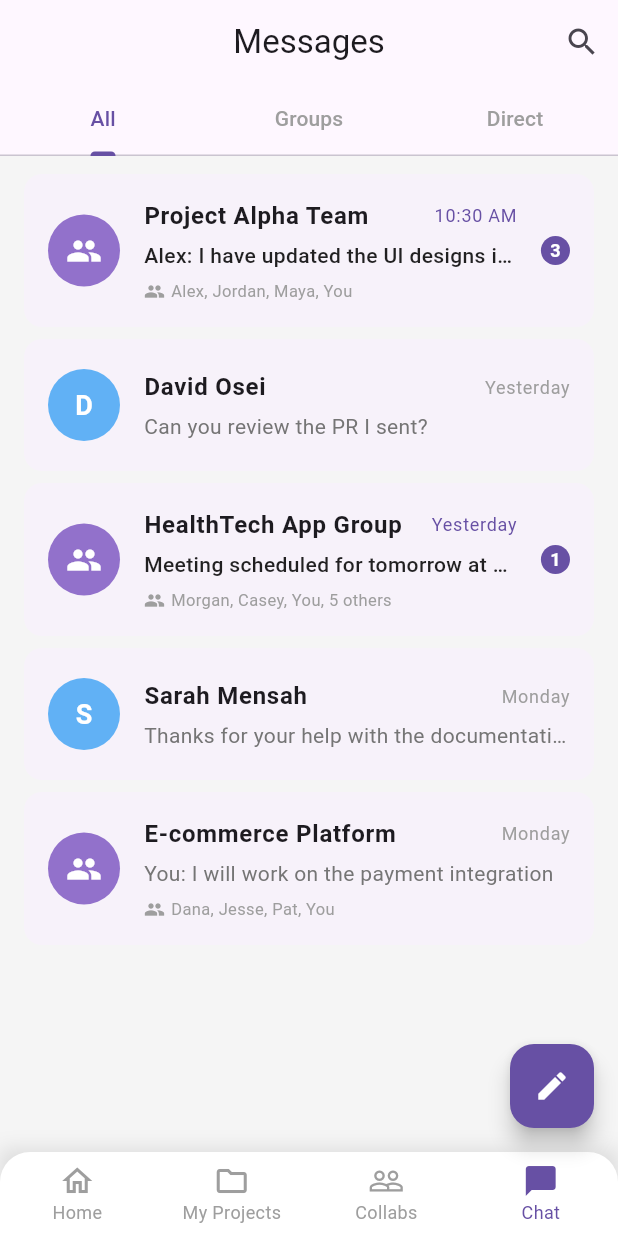
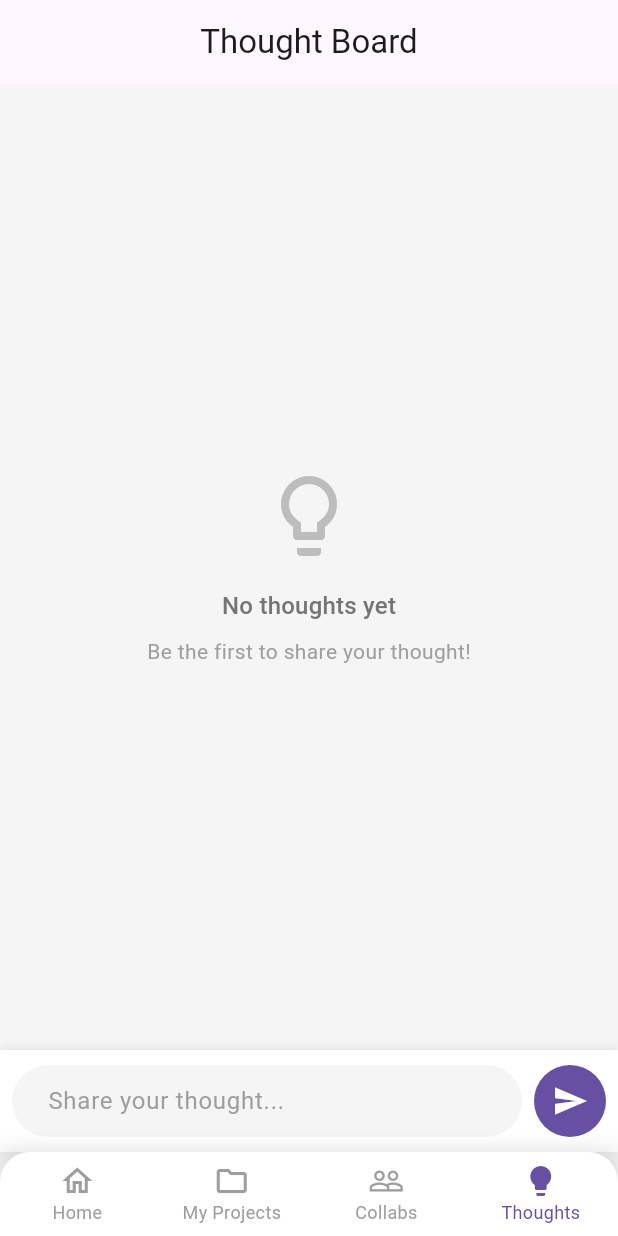
Before and after one commit to DaveSaah/collabhub, a Flutter app: the screen it shows once a user with an empty profile is signed in, item 4 of the bottom bar chosen, on a phone screen of 412 x 824 dp. Run offline on Flutter 3.47's test engine with Material 3 defaults, Android fonts, the light colour scheme and no system bars; our stand-ins replace cloud_firestore, firebase_auth, firebase_core, flutter_local_notifications, sensors_plus; accounts and stored records are empty.

Commit message:
thought_board add

```diff
--- /dev/null
+++ b/lib/features/chat/thought_board.dart
@@ -0,0 +1,442 @@
+import 'package:collabhub/widgets/bottom_nav.dart' show BottomNav;
+import 'package:flutter/material.dart';
+import 'package:sensors_plus/sensors_plus.dart';
+import 'package:cloud_firestore/cloud_firestore.dart';
+import 'package:firebase_auth/firebase_auth.dart';
+import 'dart:async';
+
+class ThoughtBoardScreen extends StatefulWidget {
+  const ThoughtBoardScreen({super.key});
+
+  @override
+  State<ThoughtBoardScreen> createState() => _ThoughtBoardScreenState();
+}
+
+class _ThoughtBoardScreenState extends State<ThoughtBoardScreen> {
+  final TextEditingController _thoughtController = TextEditingController();
+  final ScrollController _scrollController = ScrollController();
+  StreamSubscription<AccelerometerEvent>? _accelerometerSubscription;
+  DateTime? _lastShakeTime;
+  bool _isComposing = false;
+
+  // Firebase instances
+  final FirebaseFirestore _firestore = FirebaseFirestore.instance;
+  final FirebaseAuth _auth = FirebaseAuth.instance;
+  late Stream<QuerySnapshot> _thoughtsStream;
+
+  // Shake detection variables
+  static const double _shakeThreshold = 15.0;
+
+  // Track the selected navigation item
+  final int _selectedIndex = 3; // Set to 3 to match the original chat position
+
+  @override
+  void initState() {
+    super.initState();
+    _initAccelerometer();
+
+    // Initialize thoughts stream from Firestore
+    _thoughtsStream = _firestore
+        .collection('thoughts')
+        .orderBy('timestamp', descending: true)
+        .snapshots();
+  }
+
+  void _initAccelerometer() {
+    // Set up accelerometer for shake detection
+    _accelerometerSubscription = accelerometerEvents.listen((AccelerometerEvent event) {
+      double acceleration = _calculateAcceleration(event);
+      DateTime now = DateTime.now();
+
+      // Check if this is a shake and not just normal movement
+      if (acceleration > _shakeThreshold) {
+        // Prevent multiple triggers for the same shake
+        if (_lastShakeTime == null || now.difference(_lastShakeTime!).inMilliseconds > 1000) {
+          _lastShakeTime = now;
+          _handleShake();
+        }
+      }
+    });
+  }
+
+  double _calculateAcceleration(AccelerometerEvent event) {
+    // Calculate the overall acceleration magnitude
+    return (event.x * event.x + event.y * event.y + event.z * event.z);
+  }
+
+  void _handleShake() {
+    // Only clear if the user is currently typing something
+    if (_isComposing && _thoughtController.text.isNotEmpty) {
+      setState(() {
+        _thoughtController.clear();
+        _isComposing = false;
+
+        // Show a feedback snackbar
+        ScaffoldMessenger.of(context).showSnackBar(
+          const SnackBar(
+            content: Text('Thought cleared by shake!'),
+            duration: Duration(seconds: 1),
+          ),
+        );
+      });
+    }
+  }
+
+  Future<void> _addThought(String text) async {
+    if (text.trim().isEmpty) return;
+
+    try {
+      final User? user = _auth.currentUser;
+      if (user == null) {
+        ScaffoldMessenger.of(context).showSnackBar(
+          const SnackBar(
+            content: Text('You need to be logged in to share thoughts'),
+            duration: Duration(seconds: 2),
+          ),
+        );
+        return;
+      }
+
+      await _firestore.collection('thoughts').add({
+        'text': text,
+        'authorId': user.uid,
+        'authorName': user.displayName ?? 'Anonymous',
+        'timestamp': FieldValue.serverTimestamp(),
+        'likes': 0,
+      });
+
+      _thoughtController.clear();
+      setState(() {
+        _isComposing = false;
+      });
+
+      ScaffoldMessenger.of(context).showSnackBar(
+        const SnackBar(
+          content: Text('Your thought has been shared!'),
+          duration: Duration(seconds: 2),
+        ),
+      );
+    } catch (e) {
+      ScaffoldMessenger.of(context).showSnackBar(
+        SnackBar(
+          content: Text('Error: ${e.toString()}'),
+          duration: const Duration(seconds: 3),
+        ),
+      );
+    }
+  }
+
+  Future<void> _toggleLike(String thoughtId, int currentLikes) async {
+    try {
+      await _firestore.collection('thoughts').doc(thoughtId).update({
+        'likes': currentLikes + 1,
+      });
+    } catch (e) {
+      ScaffoldMessenger.of(context).showSnackBar(
+        SnackBar(
+          content: Text('Error: ${e.toString()}'),
+          duration: const Duration(seconds: 2),
+        ),
+      );
+    }
+  }
+
+  @override
+  void dispose() {
+    _thoughtController.dispose();
+    _scrollController.dispose();
+    _accelerometerSubscription?.cancel();
+    super.dispose();
+  }
+
+  @override
+  Widget build(BuildContext context) {
+    return Scaffold(
+      backgroundColor: Colors.grey[100],
+      appBar: AppBar(
+        title: const Text('Thought Board'),
+        elevation: 0,
+        centerTitle: true,
+        automaticallyImplyLeading: false,
+      ),
+      body: Column(
+        children: [
+          Expanded(
+            child: StreamBuilder<QuerySnapshot>(
+              stream: _thoughtsStream,
+              builder: (context, snapshot) {
+                if (snapshot.hasError) {
+                  return Center(
+                    child: Text('Error: ${snapshot.error}'),
+                  );
+                }
+
+                if (snapshot.connectionState == ConnectionState.waiting) {
+                  return const Center(
+                    child: CircularProgressIndicator(),
+                  );
+                }
+
+                if (!snapshot.hasData || snapshot.data!.docs.isEmpty) {
+                  return Center(
+                    child: Column(
+                      mainAxisAlignment: MainAxisAlignment.center,
+                      children: [
+                        Icon(
+                          Icons.lightbulb_outline,
+                          size: 64,
+                          color: Colors.grey[400],
+                        ),
+                        const SizedBox(height: 16),
+                        Text(
+                          'No thoughts yet',
+                          style: Theme.of(context).textTheme.titleMedium?.copyWith(
+                            color: Colors.grey[600],
+                          ),
+                        ),
+                        const SizedBox(height: 8),
+                        Text(
+                          'Be the first to share your thought!',
+                          style: Theme.of(context).textTheme.bodyMedium?.copyWith(
+                            color: Colors.grey[500],
+                          ),
+                        ),
+                      ],
+                    ),
+                  );
+                }
+
+                return ListView.builder(
+                  padding: const EdgeInsets.all(16),
+                  controller: _scrollController,
+                  itemCount: snapshot.data!.docs.length,
+                  itemBuilder: (context, index) {
+                    final doc = snapshot.data!.docs[index];
+                    final data = doc.data() as Map<String, dynamic>;
+
+                    // Format timestamp
+                    String timeDisplay = 'Just now';
+                    if (data['timestamp'] != null) {
+                      final Timestamp timestamp = data['timestamp'] as Timestamp;
+                      final DateTime dateTime = timestamp.toDate();
+                      final DateTime now = DateTime.now();
+                      final Duration difference = now.difference(dateTime);
+
+                      if (difference.inDays > 0) {
+                        timeDisplay = '${difference.inDays} ${difference.inDays == 1 ? 'day' : 'days'} ago';
+                      } else if (difference.inHours > 0) {
+                        timeDisplay = '${difference.inHours} ${difference.inHours == 1 ? 'hour' : 'hours'} ago';
+                      } else if (difference.inMinutes > 0) {
+                        timeDisplay = '${difference.inMinutes} ${difference.inMinutes == 1 ? 'minute' : 'minutes'} ago';
+                      }
+                    }
+
+                    // Check if post is by current user
+                    final bool isMe = _auth.currentUser?.uid == data['authorId'];
+
+                    return Padding(
+                      padding: const EdgeInsets.only(bottom: 16),
+                      child: Card(
+                        elevation: 0,
+                        margin: EdgeInsets.zero,
+                        shape: RoundedRectangleBorder(
+                          borderRadius: BorderRadius.circular(16),
+                          side: BorderSide(
+                            color: isMe
+                                ? Theme.of(context).colorScheme.primary.withOpacity(0.3)
+                                : Colors.grey.withOpacity(0.2),
+                            width: 1,
+                          ),
+                        ),
+                        child: Padding(
+                          padding: const EdgeInsets.all(16),
+                          child: Column(
+                            crossAxisAlignment: CrossAxisAlignment.start,
+                            children: [
+                              Row(
+                                children: [
+                                  CircleAvatar(
+                                    radius: 16,
+                                    backgroundColor: isMe
+                                        ? Theme.of(context).colorScheme.primary
+                                        : Colors.blue[300],
+                                    child: Text(
+                                      data['authorName'].toString().substring(0, 1),
+                                      style: const TextStyle(
+                                        color: Colors.white,
+                                        fontWeight: FontWeight.bold,
+                                        fontSize: 12,
+                                      ),
+                                    ),
+                                  ),
+                                  const SizedBox(width: 8),
+                                  Text(
+                                    data['authorName'],
+                                    style: const TextStyle(
+                                      fontWeight: FontWeight.bold,
+                                    ),
+                                  ),
+                                  const Spacer(),
+                                  Text(
+                                    timeDisplay,
+                                    style: TextStyle(
+                                      color: Colors.grey[600],
+                                      fontSize: 12,
+                                    ),
+                                  ),
+                                ],
+                              ),
+                              const SizedBox(height: 12),
+                              Text(
+                                data['text'],
+                                style: const TextStyle(
+                                  fontSize: 15,
+                                ),
+                              ),
+                              const SizedBox(height: 16),
+                              Row(
+                                children: [
+                                  Row(
+                                    children: [
+                                      Icon(
+                                        Icons.favorite,
+                                        size: 16,
+                                        color: Colors.red[400],
+                                      ),
+                                      const SizedBox(width: 4),
+                                      Text(
+                                        '${data['likes']}',
+                                        style: TextStyle(
+                                          color: Colors.grey[700],
+                                          fontSize: 14,
+                                        ),
+                                      ),
+                                    ],
+                                  ),
+                                  const Spacer(),
+                                  GestureDetector(
+                                    onTap: () => _toggleLike(doc.id, data['likes']),
+                                    child: Container(
+                                      padding: const EdgeInsets.symmetric(
+                                        horizontal: 12,
+                                        vertical: 6,
+                                      ),
+                                      decoration: BoxDecoration(
+                                        color: Colors.grey[200],
+                                        borderRadius: BorderRadius.circular(16),
+                                      ),
+                                      child: Row(
+                                        children: [
+                                          Icon(
+                                            Icons.favorite_border,
+                                            size: 16,
+                                            color: Colors.red[400],
+                                          ),
+                                          const SizedBox(width: 4),
+                                          Text(
+                                            'Like',
+                                            style: TextStyle(
+                                              color: Colors.grey[700],
+                                              fontWeight: FontWeight.w500,
+                                            ),
+                                          ),
+                                        ],
+                                      ),
+                                    ),
+                                  ),
+                                ],
+                              ),
+                            ],
+                          ),
+                        ),
+                      ),
+                    );
+                  },
+                );
+              },
+            ),
+          ),
+          Container(
+            padding: const EdgeInsets.symmetric(
+              horizontal: 8,
+              vertical: 10,
+            ),
+            decoration: BoxDecoration(
+              color: Colors.white,
+              boxShadow: [
+                BoxShadow(
+                  color: Colors.black.withOpacity(0.1),
+                  blurRadius: 5,
+                  offset: const Offset(0, -1),
+                ),
+              ],
+            ),
+            child: Row(
+              children: [
+                Expanded(
+                  child: TextField(
+                    controller: _thoughtController,
+                    decoration: InputDecoration(
+                      hintText: 'Share your thought...',
+                      hintStyle: TextStyle(color: Colors.grey[500]),
+                      border: OutlineInputBorder(
+                        borderRadius: BorderRadius.circular(24),
+                        borderSide: BorderSide.none,
+                      ),
+                      filled: true,
+                      fillColor: Colors.grey[100],
+                      contentPadding: const EdgeInsets.symmetric(
+                        horizontal: 20,
+                        vertical: 10,
+                      ),
+                      suffixIcon: _isComposing
+                          ? Column(
+                              mainAxisAlignment: MainAxisAlignment.center,
+                              children: [
+                                Text(
+                                  'Shake to clear',
+                                  style: TextStyle(
+                                    color: Colors.grey[600],
+                                    fontSize: 10,
+                                  ),
+                                ),
+                              ],
+                            )
+                          : null,
+                    ),
+                    textCapitalization: TextCapitalization.sentences,
+                    minLines: 1,
+                    maxLines: 5,
+                    onChanged: (text) {
+                      setState(() {
+                        _isComposing = text.isNotEmpty;
+                      });
+                    },
+                  ),
+                ),
+                const SizedBox(width: 8),
+                Container(
+                  decoration: BoxDecoration(
+                    color: Theme.of(context).colorScheme.primary,
+                    shape: BoxShape.circle,
+                  ),
+                  child: IconButton(
+                    icon: const Icon(Icons.send),
+                    color: Colors.white,
+                    onPressed: () {
+                      _addThought(_thoughtController.text);
+                    },
+                  ),
+                ),
+              ],
+            ),
+          ),
+        ],
+      ),
+      bottomNavigationBar: BottomNav(
+        currentIndex: _selectedIndex,
+        parentContext: context,
+      ),
+    );
+  }
+}
--- a/lib/widgets/bottom_nav.dart
+++ b/lib/widgets/bottom_nav.dart
@@ -2,7 +2,7 @@ import 'package:flutter/material.dart';
 import 'package:collabhub/features/projects/project_listings_screen.dart';
 import 'package:collabhub/features/projects/my_project_screen.dart';
 import 'package:collabhub/features/collaborations/collab_screen.dart';
-import 'package:collabhub/features/chat/chat_screen.dart';
+import 'package:collabhub/features/chat/thought_board.dart';
 
 class BottomNav extends StatelessWidget {
   final int currentIndex;
@@ -49,7 +49,7 @@ class BottomNav extends StatelessWidget {
         // Navigate to Chat screen
         Navigator.pushReplacement(
           context,
-          MaterialPageRoute(builder: (context) => const ChatScreen()),
+          MaterialPageRoute(builder: (context) => const ThoughtBoardScreen()),
         );
         break;
     }
@@ -91,9 +91,9 @@ class BottomNav extends StatelessWidget {
               label: 'Collabs',
             ),
             BottomNavigationBarItem(
-              icon: Icon(Icons.chat_bubble_outline),
-              activeIcon: Icon(Icons.chat_bubble),
-              label: 'Chat',
+              icon: Icon(Icons.lightbulb),
+              activeIcon: Icon(Icons.lightbulb),
+              label: 'Thoughts',
             ),
           ],
           currentIndex: currentIndex,
--- a/pubspec.yaml
+++ b/pubspec.yaml
@@ -38,6 +38,7 @@ dependencies:
   firebase_auth: ^5.5.2
   cloud_firestore: ^5.6.6
   flutter_local_notifications: ^19.1.0
+  sensors_plus: ^6.1.1
 
 dev_dependencies:
   flutter_test:
```
Also changed, not shown: pubspec.lock.
